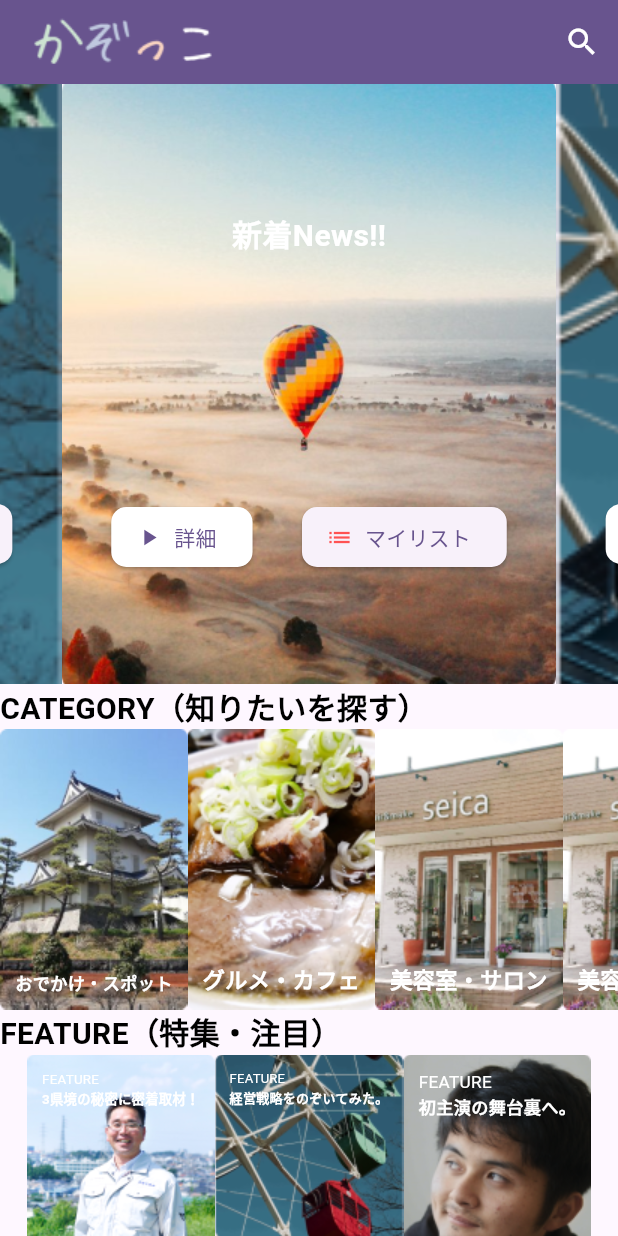
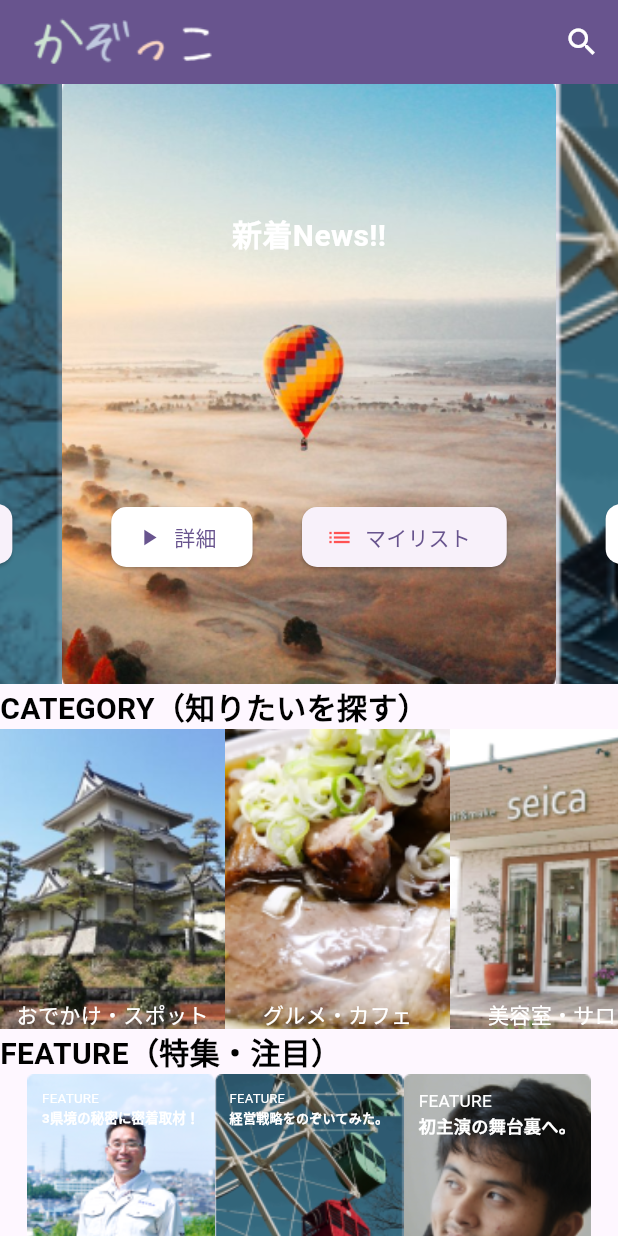
Before and after one commit to akagisrapid/kazo-city-media, a Flutter app: the screen it shows after launch, on a phone screen of 412 x 824 dp. Run offline on Flutter 3.47's test engine with Material 2 defaults, Android fonts, the phone set to English and light mode, and no system bars; drawn by our look-alikes of carousel_slider; our stand-ins replace cloud_firestore, device_preview, firebase_core; accounts and stored records are empty.

Commit message:
category_main_card

```diff
--- a/kazo_city_media/lib/UI/card/category_main_card.dart
+++ b/kazo_city_media/lib/UI/card/category_main_card.dart
@@ -1,4 +1,5 @@
 import 'package:flutter/material.dart';
+import 'package:kazo_city_media/UI/screen/explore_spot_list_page.dart';
 
 class CategoryModel {
   final String name;
@@ -12,19 +13,27 @@ class CategoryItem extends StatelessWidget {
 
   @override
   Widget build(BuildContext context) {
-    return Stack(
-      children: [
-        Image.asset(category.imageUri),
-        Positioned(
-            bottom: 10,
-            left: 10,
-            right: 10,
-            child: FittedBox(
-                fit: BoxFit.contain,
-                child: Text(category.name,
-                    style: const TextStyle(
-                        color: Colors.white, fontWeight: FontWeight.bold))))
-      ],
-    );
+    return Container(
+      decoration: BoxDecoration(
+          image: DecorationImage(image: AssetImage(category.imageUri)
+          , fit: BoxFit.cover)),
+          alignment: AlignmentDirectional.center,
+          child: InkWell(
+            onTap:(){
+              Navigator.push(
+            context,
+            MaterialPageRoute(
+                builder: (context) =>
+                    ExploreSpotListPage(categoryName: category.name)));
+            },
+            child: Container(
+            height: 200,
+            width: 150,
+            alignment: Alignment.bottomCenter,
+            child:Text(
+              category.name,
+              style: const TextStyle(color: Colors.white),)
+          )
+    ));
   }
 }
--- a/kazo_city_media/lib/UI/screen/explore_spot_list_page.dart
+++ b/kazo_city_media/lib/UI/screen/explore_spot_list_page.dart
@@ -5,7 +5,9 @@
 import 'explore_spot_page.dart';
 
 class ExploreSpotListPage extends StatelessWidget {
-  const ExploreSpotListPage({super.key});
+
+  const ExploreSpotListPage({super.key, required this.categoryName});
+  final String categoryName;
 
   @override
   Widget build(BuildContext context) {
@@ -57,7 +59,7 @@
         .toList();
     return Scaffold(
       appBar: AppBar(
-        title: const Text("スポット一覧"),
+        title: Text(categoryName),
       ),
       body: Column(
         children: [
--- a/kazo_city_media/lib/main.dart
+++ b/kazo_city_media/lib/main.dart
@@ -38,10 +38,7 @@ class MyApp extends StatelessWidget {
           useMaterial3: true,
         ),
         home: const MyHomePage(title: 'Flutter Demo Home Page'),
-        routes: {
-          '/explore_spot_list': (context) => const ExploreSpotListPage(),
-          // '/explore_spot': (context) => const ExploreSpotPage(exploreSpot: ExploreSpotModel(),),
-        });
+        locale: DevicePreview.locale(context));
   }
 }
 
```
